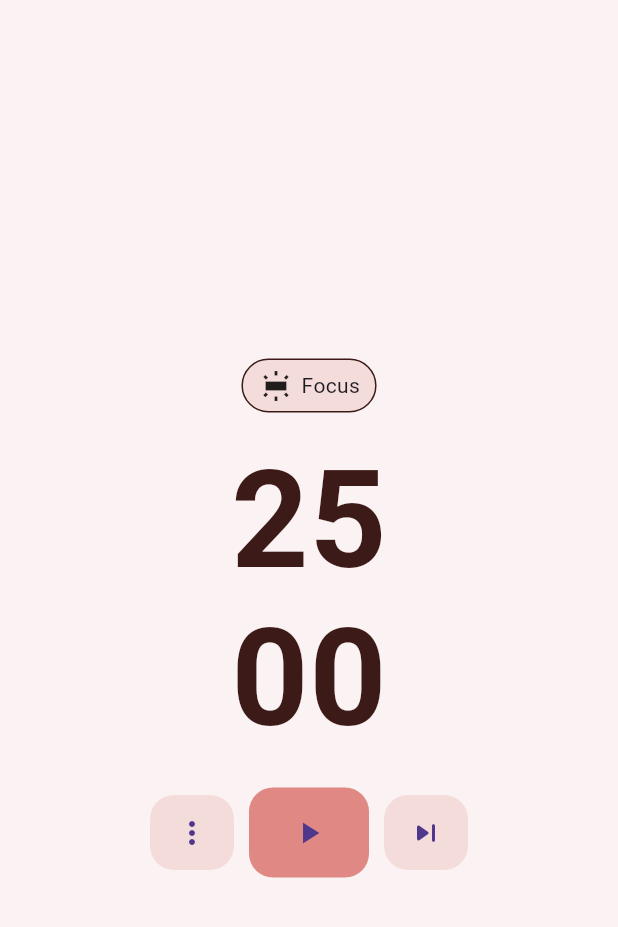
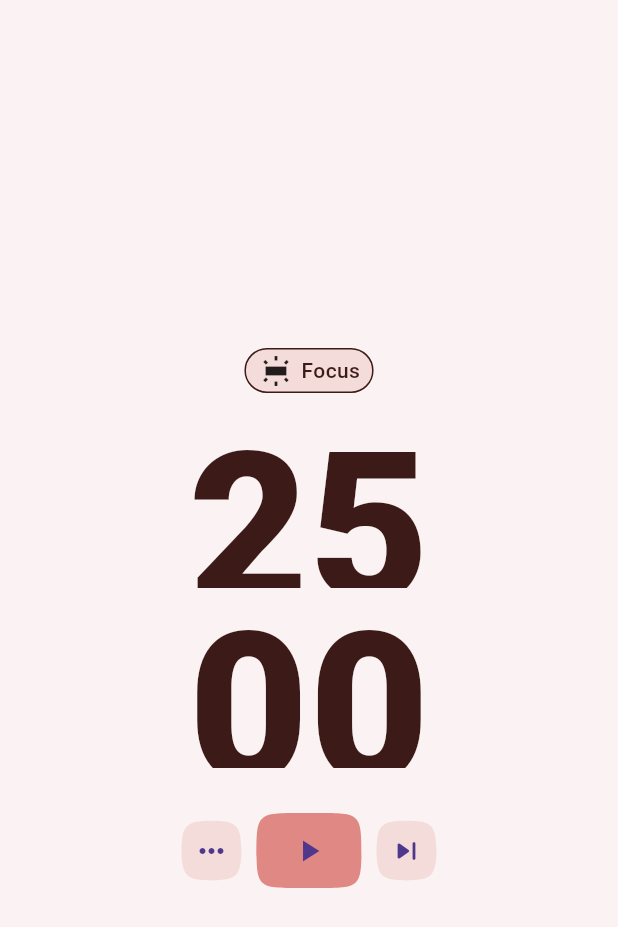
Before and after one commit to sayedabdul-aziz/pomodoro_timer, a Flutter app: the screen it shows after launch, on a phone screen of 412 x 824 dp. Shown: the top 927 px of the screen. Run offline on Flutter 3.47's test engine with Material 3 defaults, Android fonts, the phone set to English and light mode, and no system bars; our stand-ins replace flutter_bloc, gap, go_router, shared_preferences.

```diff
--- /dev/null
+++ b/devtools_options.yaml
@@ -0,0 +1 @@
+extensions:
--- /dev/null
+++ b/lib/configuration/size_configuration.dart
@@ -0,0 +1,19 @@
+import 'package:flutter/material.dart';
+
+class SizeConfiguration {
+  static double? screenHeight;
+  static double? screenWidth;
+  static double? defaultSize;
+  static MediaQueryData? _mediaQueryData;
+  static Orientation? orientation;
+
+  static void init(BuildContext context) {
+    _mediaQueryData = MediaQuery.of(context);
+    screenWidth = _mediaQueryData?.size.width;
+    screenHeight = _mediaQueryData!.size.height;
+    orientation = _mediaQueryData!.orientation;
+    defaultSize = (orientation == Orientation.landscape)
+        ? screenWidth! * 0.0169
+        : screenHeight! * 0.0169;
+  }
+}
--- /dev/null
+++ b/lib/core/storage/local_storage.dart
@@ -0,0 +1,18 @@
+import 'package:shared_preferences/shared_preferences.dart';
+
+class AppLocal {
+  static String focusTimer = 'FOCUS';
+  static String shortTimer = 'SHORT';
+  static String longTimer = 'LONG';
+  // set
+  static cacheData(String key, value) async {
+    SharedPreferences pref = await SharedPreferences.getInstance();
+    pref.setInt(key, value);
+  }
+
+  //get
+  static Future<int?> getCachedData(String key) async {
+    SharedPreferences pref = await SharedPreferences.getInstance();
+    return pref.getInt(key);
+  }
+}
--- a/lib/core/styles/styles_manager.dart
+++ b/lib/core/styles/styles_manager.dart
@@ -37,5 +37,5 @@ TextStyle getSemiBoldStyle(
 // bold style
 
 TextStyle getBoldStyle({double fontSize = FontSize.s14, required Color color}) {
-  return _getTextStyle(fontSize, FontWeightManager.bold, color);
+  return _getTextStyle(fontSize, FontWeight.w900, color);
 }
--- /dev/null
+++ b/lib/core/styles/theme_manager.dart
@@ -0,0 +1,35 @@
+import 'package:flutter/material.dart';
+import 'package:pomodoro_timer/core/styles/app_color.dart';
+import 'package:pomodoro_timer/core/styles/styles_manager.dart';
+
+ThemeData getAppTheme() {
+  return ThemeData(
+      // appbar theme
+      appBarTheme: AppBarTheme(
+          backgroundColor: AppColors.focusBackgroundColor, elevation: 0.0),
+
+      // floatingActionButtonTheme
+      floatingActionButtonTheme: FloatingActionButtonThemeData(
+          shape: ContinuousRectangleBorder(
+              borderRadius: BorderRadius.circular(30))),
+
+      // inputDecoration Theme
+      inputDecorationTheme: InputDecorationTheme(
+        suffixStyle:
+            getRegularStyle(color: AppColors.focusTextColor, fontSize: 12),
+        hintStyle: const TextStyle(color: Colors.grey),
+        contentPadding: const EdgeInsets.symmetric(horizontal: 5, vertical: 2),
+        enabledBorder: OutlineInputBorder(
+            borderRadius: BorderRadius.circular(8),
+            borderSide: BorderSide(color: AppColors.focusTextColor)),
+        focusedBorder: OutlineInputBorder(
+            borderRadius: BorderRadius.circular(8),
+            borderSide: BorderSide(color: AppColors.focusTextColor)),
+        errorBorder: OutlineInputBorder(
+            borderRadius: BorderRadius.circular(8),
+            borderSide: const BorderSide(color: Colors.red)),
+        focusedErrorBorder: OutlineInputBorder(
+            borderRadius: BorderRadius.circular(8),
+            borderSide: const BorderSide(color: Colors.red)),
+      ));
+}
--- a/lib/features/pomodoro-timer/presentation/view-model/pomodoro_cubit.dart
+++ /dev/null
@@ -1,37 +0,0 @@
-import 'dart:async';
-
-import 'package:flutter_bloc/flutter_bloc.dart';
-import 'package:pomodoro_timer/features/pomodoro-timer/presentation/view-model/pomodoro_state.dart';
-
-class TimerCubit extends Cubit<TimerState> {
-  TimerCubit() : super(InitialState());
-
-  Timer? _timer;
-  int seconds = 1500;
-
-  int round = 0;
-
-  playing() {
-    _timer = Timer.periodic(const Duration(seconds: 1), (timer) {
-      if (seconds > 0) {
-        seconds--;
-        emit(PlayingState());
-      } else {
-        round++;
-        _timer?.cancel();
-        emit((InitialState()));
-      }
-    });
-  }
-
-  paused() {
-    _timer?.cancel();
-    emit(PausedState());
-  }
-
-  restart() {
-    _timer?.cancel();
-    seconds = 1500;
-    emit(InitialState());
-  }
-}
--- /dev/null
+++ b/lib/features/pomodoro-timer/presentation/view-model/timer_cubit.dart
@@ -0,0 +1,95 @@
+import 'dart:async';
+
+import 'package:flutter_bloc/flutter_bloc.dart';
+import 'package:pomodoro_timer/core/storage/local_storage.dart';
+import 'package:pomodoro_timer/features/pomodoro-timer/presentation/view-model/timer_state.dart';
+
+class TimerCubit extends Cubit<TimerState> {
+  TimerCubit() : super(InitialState());
+
+  Timer? _timer;
+  int seconds = 1500; //initial focus Timer => 25 min = 1500 seconds,
+  // users will set the time from settings view from focus, long and short break.
+
+  int focusTimer = 1500; //initial focus Timer => 25 min = 1500 seconds,
+  int shortTimer = 300; //initial focus Timer => 5 min = 300 seconds,
+  int longTimer = 900; // //initial focus Timer => 15 min = 900 seconds,
+
+  int round = 0; // no of pomodoro rounds
+
+  playing() {
+    _timer = Timer.periodic(const Duration(seconds: 1), (timer) {
+      if (seconds > 0) {
+        seconds--;
+        emit(PlayingState());
+      } else {
+        // increase no of pomodoro rounds
+        round++;
+        _timer?.cancel();
+        emit((InitialState()));
+      }
+    });
+  }
+
+  paused() {
+    _timer?.cancel();
+    emit(PausedState());
+  }
+
+  restart() {
+    _timer?.cancel();
+    seconds = 1500;
+    emit(InitialState());
+  }
+
+  // when navigate to a new state we will use this setter
+
+  setSeconds(int sec) {
+    _timer?.cancel();
+    seconds = sec;
+    emit(InitialState());
+  }
+
+  // Setters and getters for all timers to edit them seconds and
+  // cache the new timer to get it when restart our app.
+
+  setFocusTimer(int sec) {
+    focusTimer = sec;
+    AppLocal.cacheData(AppLocal.focusTimer, sec);
+    emit(InitialState());
+  }
+
+  setShortTimer(int sec) {
+    shortTimer = sec;
+    AppLocal.cacheData(AppLocal.shortTimer, sec);
+    emit(InitialState());
+  }
+
+  setLongTimer(int sec) {
+    longTimer = sec;
+    AppLocal.cacheData(AppLocal.longTimer, sec);
+    emit(InitialState());
+  }
+
+  // ---------- getters --------
+  getFocusTimer() {
+    AppLocal.getCachedData(AppLocal.focusTimer).then((value) {
+      focusTimer = value ?? 1500;
+    });
+    emit(InitialState());
+  }
+
+  getShortTimer() {
+    AppLocal.getCachedData(AppLocal.shortTimer).then((value) {
+      shortTimer = value ?? 300;
+    });
+    emit(InitialState());
+  }
+
+  getLongTimer() {
+    AppLocal.getCachedData(AppLocal.longTimer).then((value) {
+      longTimer = value ?? 700;
+    });
+    emit(InitialState());
+  }
+}
--- a/lib/features/pomodoro-timer/presentation/view/long_break_view.dart
+++ b/lib/features/pomodoro-timer/presentation/view/long_break_view.dart
@@ -1,5 +1,7 @@
 import 'package:flutter/material.dart';
+import 'package:flutter_bloc/flutter_bloc.dart';
 import 'package:pomodoro_timer/core/styles/app_color.dart';
+import 'package:pomodoro_timer/features/pomodoro-timer/presentation/view-model/timer_cubit.dart';
 import 'package:pomodoro_timer/features/pomodoro-timer/presentation/view/widgets/body_content.dart';
 
 class LongBreakView extends StatelessWidget {
@@ -7,6 +9,8 @@ class LongBreakView extends StatelessWidget {
 
   @override
   Widget build(BuildContext context) {
+    var cubit = context.read<TimerCubit>();
+    cubit.setSeconds(cubit.longTimer);
     return Scaffold(
       backgroundColor: AppColors.longBackgroundColor,
       body: BodyContentWidget(
--- a/lib/features/pomodoro-timer/presentation/view/pomodoro_view.dart
+++ b/lib/features/pomodoro-timer/presentation/view/pomodoro_view.dart
@@ -1,5 +1,7 @@
 import 'package:flutter/material.dart';
+import 'package:flutter_bloc/flutter_bloc.dart';
 import 'package:pomodoro_timer/core/styles/app_color.dart';
+import 'package:pomodoro_timer/features/pomodoro-timer/presentation/view-model/timer_cubit.dart';
 import 'package:pomodoro_timer/features/pomodoro-timer/presentation/view/widgets/body_content.dart';
 
 class PomodoroView extends StatelessWidget {
@@ -7,6 +9,8 @@ class PomodoroView extends StatelessWidget {
 
   @override
   Widget build(BuildContext context) {
+    var cubit = context.read<TimerCubit>();
+    cubit.setSeconds(cubit.focusTimer);
     return Scaffold(
       backgroundColor: AppColors.focusBackgroundColor,
       body: BodyContentWidget(
--- a/lib/features/pomodoro-timer/presentation/view/short_break_view.dart
+++ b/lib/features/pomodoro-timer/presentation/view/short_break_view.dart
@@ -1,5 +1,7 @@
 import 'package:flutter/material.dart';
+import 'package:flutter_bloc/flutter_bloc.dart';
 import 'package:pomodoro_timer/core/styles/app_color.dart';
+import 'package:pomodoro_timer/features/pomodoro-timer/presentation/view-model/timer_cubit.dart';
 import 'package:pomodoro_timer/features/pomodoro-timer/presentation/view/widgets/body_content.dart';
 
 class ShortBreakView extends StatelessWidget {
@@ -7,6 +9,8 @@ class ShortBreakView extends StatelessWidget {
 
   @override
   Widget build(BuildContext context) {
+    var cubit = context.read<TimerCubit>();
+    cubit.setSeconds(cubit.shortTimer);
     return Scaffold(
       backgroundColor: AppColors.shortBackgroundColor,
       body: BodyContentWidget(
--- a/lib/features/pomodoro-timer/presentation/view/widgets/body_content.dart
+++ b/lib/features/pomodoro-timer/presentation/view/widgets/body_content.dart
@@ -2,12 +2,12 @@ import 'package:flutter/material.dart';
 import 'package:flutter_bloc/flutter_bloc.dart';
 import 'package:gap/gap.dart';
 import 'package:go_router/go_router.dart';
+import 'package:pomodoro_timer/configuration/size_configuration.dart';
 import 'package:pomodoro_timer/core/functions/handle_time.dart';
-import 'package:pomodoro_timer/core/styles/app_color.dart';
 import 'package:pomodoro_timer/core/styles/styles_manager.dart';
 import 'package:pomodoro_timer/core/utils/routers.dart';
-import 'package:pomodoro_timer/features/pomodoro-timer/presentation/view-model/pomodoro_cubit.dart';
-import 'package:pomodoro_timer/features/pomodoro-timer/presentation/view-model/pomodoro_state.dart';
+import 'package:pomodoro_timer/features/pomodoro-timer/presentation/view-model/timer_cubit.dart';
+import 'package:pomodoro_timer/features/pomodoro-timer/presentation/view-model/timer_state.dart';
 import 'package:pomodoro_timer/features/pomodoro-timer/presentation/view/widgets/status_header.dart';
 
 class BodyContentWidget extends StatelessWidget {
@@ -28,8 +28,20 @@ class BodyContentWidget extends StatelessWidget {
 
   @override
   Widget build(BuildContext context) {
-    var textStyle = getBoldStyle(fontSize: 90, color: AppColors.focusTextColor)
-        .copyWith(height: 0);
+    double height = SizeConfiguration.screenHeight!;
+    var textStyle = (status != 'Focus')
+        ? getLightStyle(
+            fontSize: height * .168,
+            color: textColor,
+          ).copyWith(
+            height: 0,
+          )
+        : getBoldStyle(
+            fontSize: height * .168,
+            color: textColor,
+          ).copyWith(
+            height: 0,
+          );
     var cubit = BlocProvider.of<TimerCubit>(context);
     return Center(
       child: Column(
@@ -37,8 +49,11 @@ class BodyContentWidget extends StatelessWidget {
         children: [
           // ---------- header ----------------------
           StatusHeaderWidget(
-              lightColor: lightColor, icon: icon, status: status),
-          const Gap(20),
+              textColor: textColor,
+              lightColor: lightColor,
+              icon: icon,
+              status: status),
+          const Gap(10),
 
           // ----------- Timer ---------------------
           BlocBuilder<TimerCubit, TimerState>(
@@ -46,46 +61,64 @@ class BodyContentWidget extends StatelessWidget {
               var time = formatDuration(cubit.seconds);
               return Column(
                 children: [
-                  Text(
-                    time[0].toString(),
-                    style: textStyle,
+                  // min Text
+                  SizedBox(
+                    height: 120,
+                    child: Text(
+                      time[0].toString(),
+                      style: textStyle,
+                    ),
                   ),
-                  Text(
-                    time[1].toString(),
-                    style: textStyle,
+
+                  // sec Text
+                  SizedBox(
+                    height: 120,
+                    child: Text(
+                      time[1].toString(),
+                      style: textStyle,
+                    ),
                   ),
                 ],
               );
             },
           ),
-          const Gap(20),
+          const Gap(30),
 
           // ----------- Control Btns -------------------
           Row(
             mainAxisAlignment: MainAxisAlignment.center,
             children: [
+              // ------- Go to settings -----------
               SizedBox(
-                height: 50,
+                height: 40,
+                width: 40,
                 child: FloatingActionButton(
+                    heroTag: 'settings',
                     backgroundColor: lightColor,
                     elevation: 0.0,
-                    child: const Icon(Icons.more_vert_rounded),
-                    onPressed: () {}),
+                    child: const Icon(Icons.more_horiz_rounded),
+                    onPressed: () {
+                      GoRouter.of(context).push(AppRouter.kSettings);
+                    }),
               ),
               const Gap(10),
+
+              // ------- play & pause -----------
               SizedBox(
-                width: 80,
-                height: 60,
+                width: 70,
+                height: 50,
                 child: BlocBuilder<TimerCubit, TimerState>(
                   builder: (context, state) {
                     // Users can pause the timer at any time as well as jump to the next state.
                     return (state is PlayingState)
                         ? FloatingActionButton(
+                            heroTag: 'pause',
                             backgroundColor: primaryColor,
                             elevation: 0.0,
                             child: const Icon(Icons.pause),
                             onPressed: () => cubit.paused())
                         : FloatingActionButton(
+                            heroTag: 'play',
                             backgroundColor: primaryColor,
                             elevation: 0.0,
                             child: const Icon(Icons.play_arrow),
@@ -94,20 +127,29 @@ class BodyContentWidget extends StatelessWidget {
                 ),
               ),
               const Gap(10),
+
+              // ------- Go to next state -----------
               SizedBox(
-                height: 50,
+                height: 40,
+                width: 40,
                 child: FloatingActionButton(
+                    heroTag: 'next state',
                     backgroundColor: lightColor,
                     elevation: 0.0,
                     child: const Icon(Icons.skip_next_rounded),
                     onPressed: () {
+                      cubit.restart();
                       //Two short breaks and then a long break, for ex.
                       // Focus > Short break > Focus > Short break > Focus > Long break > Focus >... etc.
                       if (status != 'Focus') {
                         GoRouter.of(context).push(AppRouter.kPomodoro);
                       } else if (cubit.round % 3 == 0 && cubit.round != 0) {
+                        // set long break timer by 15 min = 900 seconds
+                        cubit.setSeconds(cubit.longTimer);
                         GoRouter.of(context).push(AppRouter.kLongBreak);
                       } else {
+                        // set short break timer by 5 min = 300 seconds
+                        cubit.setSeconds(cubit.shortTimer);
                         GoRouter.of(context).push(AppRouter.kShortBreak);
                       }
                     }),
--- a/lib/features/pomodoro-timer/presentation/view/widgets/status_header.dart
+++ b/lib/features/pomodoro-timer/presentation/view/widgets/status_header.dart
@@ -1,6 +1,7 @@
 import 'package:flutter/material.dart';
 import 'package:gap/gap.dart';
 import 'package:pomodoro_timer/core/styles/app_color.dart';
+import 'package:pomodoro_timer/core/styles/styles_manager.dart';
 
 class StatusHeaderWidget extends StatelessWidget {
   const StatusHeaderWidget({
@@ -8,16 +9,18 @@ class StatusHeaderWidget extends StatelessWidget {
     required this.lightColor,
     required this.icon,
     required this.status,
+    required this.textColor,
   });
 
   final Color lightColor;
+  final Color textColor;
   final IconData icon;
   final String status;
 
   @override
   Widget build(BuildContext context) {
     return Container(
-      padding: const EdgeInsets.symmetric(horizontal: 10, vertical: 5),
+      padding: const EdgeInsets.symmetric(horizontal: 8, vertical: 2),
       decoration: BoxDecoration(
           color: lightColor,
           borderRadius: BorderRadius.circular(20),
@@ -28,7 +31,12 @@ class StatusHeaderWidget extends StatelessWidget {
         children: [
           Icon(icon),
           const Gap(5),
-          Text(status),
+          Text(
+            status,
+            style: getMediumStyle(
+              color: textColor,
+            ),
+          ),
         ],
       ),
     );
--- a/lib/main.dart
+++ b/lib/main.dart
@@ -1,7 +1,9 @@
 import 'package:flutter/material.dart';
 import 'package:flutter_bloc/flutter_bloc.dart';
+import 'package:pomodoro_timer/configuration/size_configuration.dart';
+import 'package:pomodoro_timer/core/styles/theme_manager.dart';
 import 'package:pomodoro_timer/core/utils/routers.dart';
-import 'package:pomodoro_timer/features/pomodoro-timer/presentation/view-model/pomodoro_cubit.dart';
+import 'package:pomodoro_timer/features/pomodoro-timer/presentation/view-model/timer_cubit.dart';
 
 void main() {
   runApp(const MainApp());
@@ -12,9 +14,14 @@ class MainApp extends StatelessWidget {
 
   @override
   Widget build(BuildContext context) {
+    SizeConfiguration.init(context);
     return BlocProvider(
-      create: (context) => TimerCubit(),
+      create: (context) => TimerCubit()
+        ..getFocusTimer()
+        ..getLongTimer()
+        ..getShortTimer(),
       child: MaterialApp.router(
+        theme: getAppTheme(),
         debugShowCheckedModeBanner: false,
         routerConfig: AppRouter.router,
       ),
--- a/pubspec.yaml
+++ b/pubspec.yaml
@@ -14,10 +14,11 @@ dependencies:
   flutter_bloc: ^8.1.3
   gap: ^3.0.1
   go_router: ^13.0.0
+  shared_preferences: ^2.2.2
 dev_dependencies:
+  flutter_lints: ^2.0.0
   flutter_test:
     sdk: flutter
-  flutter_lints: ^2.0.0
 
 flutter:
   uses-material-design: true
```
Also changed, not shown: lib/features/settings/presentation/view/settings_view.dart (+48 -1 lines), lib/features/settings/presentation/view/widgets/list_tile_item.dart (added, +44 -0 lines), lib/features/pomodoro-timer/presentation/view-model/timer_state.dart (renamed from lib/features/pomodoro-timer/presentation/view-model/pomodoro_state.dart), pubspec.lock, 1 other file.
